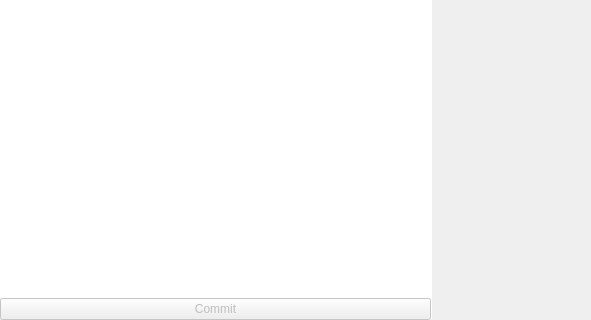
theCheeseboard/theBranch, file libthebranch/popovers/snapins/conflictresolutionsnapin.ui: the form before one commit; both pictures show x 0 to 591 and y 168 to 488 of the 862 by 488 pixel window.
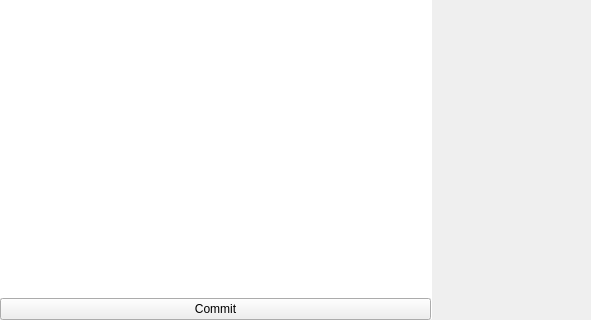
The form after the commit. Icons and pictures are not drawn. Custom widgets are drawn as their Qt base class.

```diff
--- a/libthebranch/popovers/snapins/conflictresolutionsnapin.ui
+++ b/libthebranch/popovers/snapins/conflictresolutionsnapin.ui
@@ -194,9 +194,6 @@
             </item>
             <item>
              <widget class="QPushButton" name="completeButton">
-              <property name="enabled">
-               <bool>false</bool>
-              </property>
               <property name="text">
                <string notr="true">Commit</string>
               </property>
```
